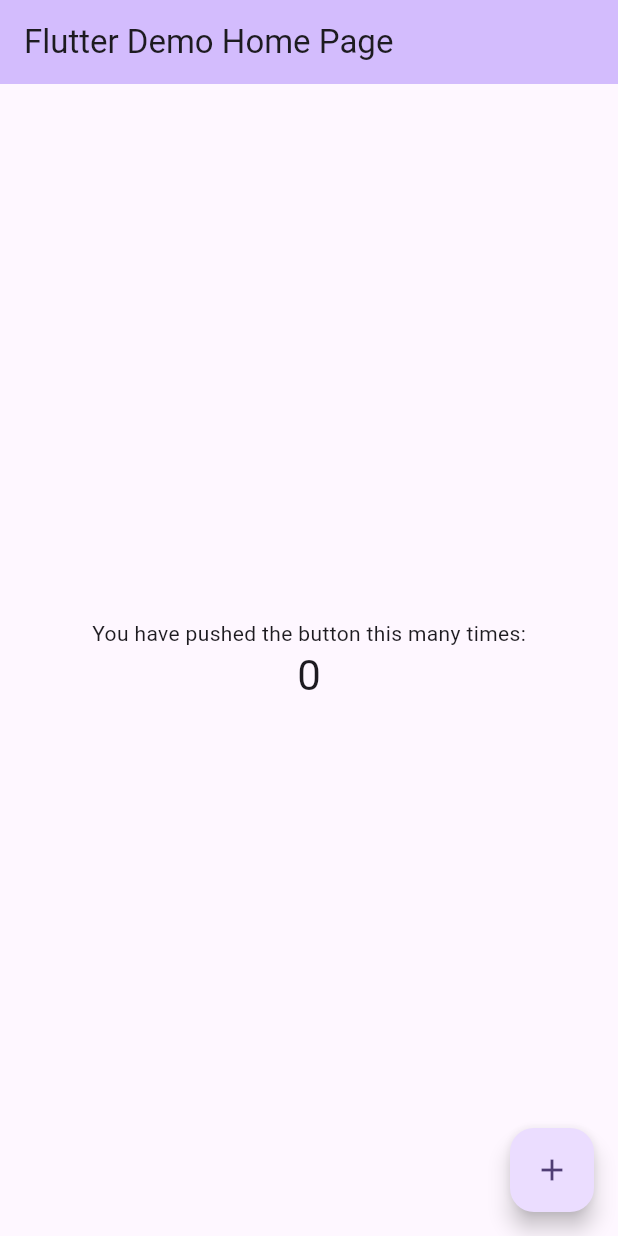
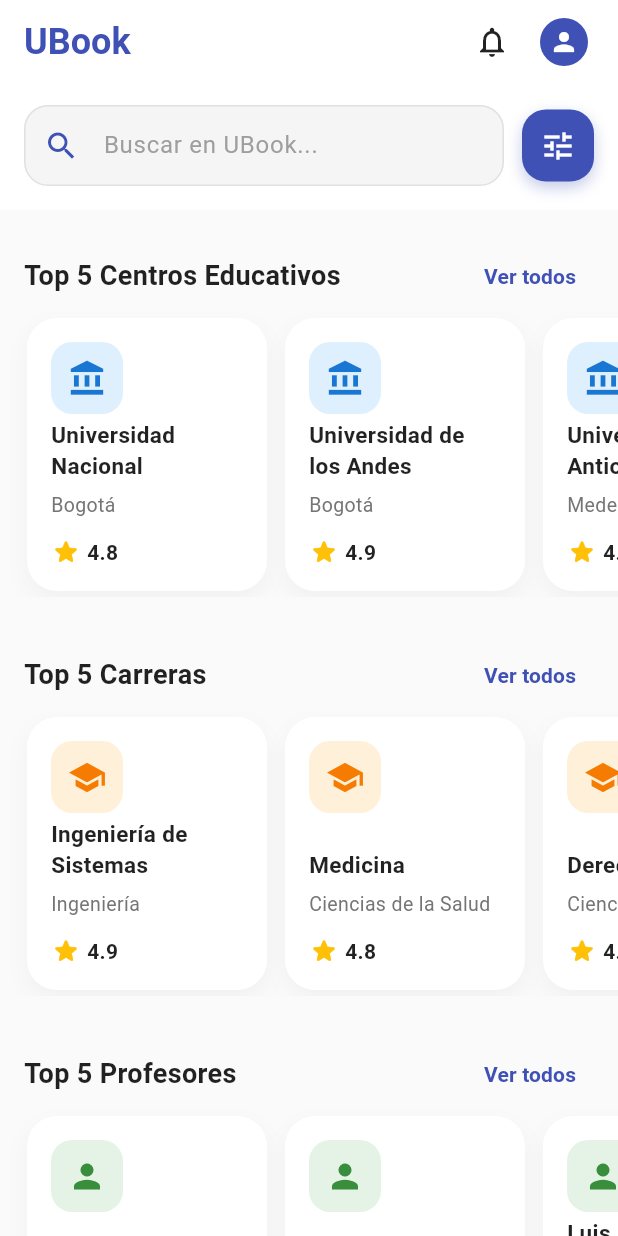
Before and after one commit to Migue1409-KP/ubook_app, a Flutter app: the screen it shows after launch, on a phone screen of 412 x 824 dp. Run offline on Flutter 3.47's test engine with Material 3 defaults, Android fonts, the phone set to English and light mode, and no system bars.

Commit message:
feat(dashboard): Implement Dashboard view with filtering and top items display

```diff
--- a/lib/main.dart
+++ b/lib/main.dart
@@ -1,4 +1,5 @@
 import 'package:flutter/material.dart';
+import 'view/dashboard/dashboard_view.dart';
 
 void main() {
   runApp(const MyApp());
@@ -7,116 +8,16 @@ void main() {
 class MyApp extends StatelessWidget {
   const MyApp({super.key});
 
-  // This widget is the root of your application.
   @override
   Widget build(BuildContext context) {
     return MaterialApp(
-      title: 'Flutter Demo',
+      title: 'UBook',
+      debugShowCheckedModeBanner: false,
       theme: ThemeData(
-        // This is the theme of your application.
-        //
-        // TRY THIS: Try running your application with "flutter run". You'll see
-        // the application has a purple toolbar. Then, without quitting the app,
-        // try changing the seedColor in the colorScheme below to Colors.green
-        // and then invoke "hot reload" (save your changes or press the "hot
-        // reload" button in a Flutter-supported IDE, or press "r" if you used
-        // the command line to start the app).
-        //
-        // Notice that the counter didn't reset back to zero; the application
-        // state is not lost during the reload. To reset the state, use hot
-        // restart instead.
-        //
-        // This works for code too, not just values: Most code changes can be
-        // tested with just a hot reload.
-        colorScheme: .fromSeed(seedColor: Colors.deepPurple),
+        colorScheme: ColorScheme.fromSeed(seedColor: Colors.indigo),
+        useMaterial3: true,
       ),
-      home: const MyHomePage(title: 'Flutter Demo Home Page'),
+      home: const DashboardView(),
     );
   }
 }
-
-class MyHomePage extends StatefulWidget {
-  const MyHomePage({super.key, required this.title});
-
-  // This widget is the home page of your application. It is stateful, meaning
-  // that it has a State object (defined below) that contains fields that affect
-  // how it looks.
-
-  // This class is the configuration for the state. It holds the values (in this
-  // case the title) provided by the parent (in this case the App widget) and
-  // used by the build method of the State. Fields in a Widget subclass are
-  // always marked "final".
-
-  final String title;
-
-  @override
-  State<MyHomePage> createState() => _MyHomePageState();
-}
-
-class _MyHomePageState extends State<MyHomePage> {
-  int _counter = 0;
-
-  void _incrementCounter() {
-    setState(() {
-      // This call to setState tells the Flutter framework that something has
-      // changed in this State, which causes it to rerun the build method below
-      // so that the display can reflect the updated values. If we changed
-      // _counter without calling setState(), then the build method would not be
-      // called again, and so nothing would appear to happen.
-      _counter++;
-    });
-  }
-
-  @override
-  Widget build(BuildContext context) {
-    // This method is rerun every time setState is called, for instance as done
-    // by the _incrementCounter method above.
-    //
-    // The Flutter framework has been optimized to make rerunning build methods
-    // fast, so that you can just rebuild anything that needs updating rather
-    // than having to individually change instances of widgets.
-    return Scaffold(
-      appBar: AppBar(
-        // TRY THIS: Try changing the color here to a specific color (to
-        // Colors.amber, perhaps?) and trigger a hot reload to see the AppBar
-        // change color while the other colors stay the same.
-        backgroundColor: Theme.of(context).colorScheme.inversePrimary,
-        // Here we take the value from the MyHomePage object that was created by
-        // the App.build method, and use it to set our appbar title.
-        title: Text(widget.title),
-      ),
-      body: Center(
-        // Center is a layout widget. It takes a single child and positions it
-        // in the middle of the parent.
-        child: Column(
-          // Column is also a layout widget. It takes a list of children and
-          // arranges them vertically. By default, it sizes itself to fit its
-          // children horizontally, and tries to be as tall as its parent.
-          //
-          // Column has various properties to control how it sizes itself and
-          // how it positions its children. Here we use mainAxisAlignment to
-          // center the children vertically; the main axis here is the vertical
-          // axis because Columns are vertical (the cross axis would be
-          // horizontal).
-          //
-          // TRY THIS: Invoke "debug painting" (choose the "Toggle Debug Paint"
-          // action in the IDE, or press "p" in the console), to see the
-          // wireframe for each widget.
-          mainAxisAlignment: .center,
-          children: [
-            const Text('You have pushed the button this many times:'),
-            Text(
-              '$_counter',
-              style: Theme.of(context).textTheme.headlineMedium,
-            ),
-          ],
-        ),
-      ),
-      floatingActionButton: FloatingActionButton(
-        onPressed: _incrementCounter,
-        tooltip: 'Increment',
-        child: const Icon(Icons.add),
-      ),
-    );
-  }
-}
--- /dev/null
+++ b/lib/view/dashboard/dashboard_view.dart
@@ -0,0 +1,178 @@
+import 'package:flutter/material.dart';
+import '../../view_model/dashboard_view_model.dart';
+import '../../widgets/dashboard_app_bar.dart';
+import '../../widgets/top_items_carousel.dart';
+
+class DashboardView extends StatefulWidget {
+  const DashboardView({super.key});
+
+  @override
+  State<DashboardView> createState() => _DashboardViewState();
+}
+
+class _DashboardViewState extends State<DashboardView> {
+  final DashboardViewModel _viewModel = DashboardViewModel();
+
+  @override
+  void initState() {
+    super.initState();
+    _viewModel.addListener(() {
+      setState(() {});
+    });
+  }
+
+  @override
+  void dispose() {
+    _viewModel.dispose();
+    super.dispose();
+  }
+
+  @override
+  Widget build(BuildContext context) {
+    return Scaffold(
+      backgroundColor: Colors.grey[50],
+      appBar: DashboardAppBar(
+        selectedFilter: _viewModel.selectedFilter,
+        filterOptions: _viewModel.filterOptions,
+        onFilterChanged: _viewModel.setFilter,
+      ),
+      body: SingleChildScrollView(
+        physics: const BouncingScrollPhysics(),
+        child: Padding(
+          padding: const EdgeInsets.symmetric(vertical: 20.0),
+          child: Column(
+            crossAxisAlignment: CrossAxisAlignment.start,
+            children: [
+              // Top Centros Educativos
+              TopItemsCarousel(
+                title: 'Top 5 Centros Educativos',
+                onSeeAll: () {
+                  // TODO: Navigate to all centers
+                },
+                items: _viewModel.topCenters,
+                itemBuilder: (item) => _buildCard(
+                  title: item['name'],
+                  subtitle: item['location'],
+                  rating: item['rating'],
+                  icon: Icons.account_balance,
+                  color: Colors.blue,
+                ),
+              ),
+              const SizedBox(height: 28),
+
+              // Top Carreras
+              TopItemsCarousel(
+                title: 'Top 5 Carreras',
+                onSeeAll: () {
+                  // TODO: Navigate to all careers
+                },
+                items: _viewModel.topCareers,
+                itemBuilder: (item) => _buildCard(
+                  title: item['name'],
+                  subtitle: item['faculty'],
+                  rating: item['rating'],
+                  icon: Icons.school,
+                  color: Colors.orange,
+                ),
+              ),
+              const SizedBox(height: 28),
+
+              // Top Profesores
+              TopItemsCarousel(
+                title: 'Top 5 Profesores',
+                onSeeAll: () {
+                  // TODO: Navigate to all teachers
+                },
+                items: _viewModel.topTeachers,
+                itemBuilder: (item) => _buildCard(
+                  title: item['name'],
+                  subtitle: item['subject'],
+                  rating: item['rating'],
+                  icon: Icons.person,
+                  color: Colors.green,
+                ),
+              ),
+              const SizedBox(height: 28),
+            ],
+          ),
+        ),
+      ),
+    );
+  }
+
+  Widget _buildCard({
+    required String title,
+    required String subtitle,
+    required double rating,
+    required IconData icon,
+    required MaterialColor color,
+  }) {
+    return Container(
+      width: 160,
+      decoration: BoxDecoration(
+        color: Colors.white,
+        borderRadius: BorderRadius.circular(20),
+        boxShadow: [
+          BoxShadow(
+            color: Colors.black.withOpacity(0.04),
+            blurRadius: 12,
+            offset: const Offset(0, 6),
+          ),
+        ],
+      ),
+      child: Padding(
+        padding: const EdgeInsets.all(16.0),
+        child: Column(
+          crossAxisAlignment: CrossAxisAlignment.start,
+          children: [
+            Container(
+              height: 48,
+              width: 48,
+              decoration: BoxDecoration(
+                color: color.withOpacity(0.15),
+                borderRadius: BorderRadius.circular(14),
+              ),
+              child: Icon(icon, color: color.shade700, size: 26),
+            ),
+            const Spacer(),
+            Text(
+              title,
+              style: const TextStyle(
+                fontWeight: FontWeight.bold,
+                fontSize: 15,
+                color: Colors.black87,
+              ),
+              maxLines: 2,
+              overflow: TextOverflow.ellipsis,
+            ),
+            const SizedBox(height: 6),
+            Text(
+              subtitle,
+              style: TextStyle(
+                color: Colors.grey[600],
+                fontSize: 13,
+              ),
+              maxLines: 1,
+              overflow: TextOverflow.ellipsis,
+            ),
+            const SizedBox(height: 12),
+            Row(
+              children: [
+                const Icon(Icons.star_rounded, color: Colors.amber, size: 20),
+                const SizedBox(width: 4),
+                Text(
+                  rating.toString(),
+                  style: const TextStyle(
+                    fontWeight: FontWeight.bold,
+                    fontSize: 14,
+                    color: Colors.black87,
+                  ),
+                ),
+              ],
+            ),
+          ],
+        ),
+      ),
+    );
+  }
+}
--- /dev/null
+++ b/lib/view_model/dashboard_view_model.dart
@@ -0,0 +1,44 @@
+import 'package:flutter/material.dart';
+
+class DashboardViewModel extends ChangeNotifier {
+  // Dummy data for Top 5 Educational Centers
+  final List<Map<String, dynamic>> topCenters = [
+    {'name': 'Universidad Nacional', 'location': 'Bogotá', 'rating': 4.8},
+    {'name': 'Universidad de los Andes', 'location': 'Bogotá', 'rating': 4.9},
+    {'name': 'Universidad de Antioquia', 'location': 'Medellín', 'rating': 4.7},
+    {'name': 'Universidad del Valle', 'location': 'Cali', 'rating': 4.6},
+    {'name': 'Pontificia Universidad Javeriana', 'location': 'Bogotá', 'rating': 4.8},
+  ];
+
+  // Dummy data for Top 5 Careers
+  final List<Map<String, dynamic>> topCareers = [
+    {'name': 'Ingeniería de Sistemas', 'faculty': 'Ingeniería', 'rating': 4.9},
+    {'name': 'Medicina', 'faculty': 'Ciencias de la Salud', 'rating': 4.8},
+    {'name': 'Derecho', 'faculty': 'Ciencias Jurídicas', 'rating': 4.7},
+    {'name': 'Administración de Empresas', 'faculty': 'Ciencias Económicas', 'rating': 4.6},
+    {'name': 'Psicología', 'faculty': 'Ciencias Humanas', 'rating': 4.8},
+  ];
+
+  // Dummy data for Top 5 Teachers
+  final List<Map<String, dynamic>> topTeachers = [
+    {'name': 'Carlos Rodríguez', 'subject': 'Cálculo Multivariado', 'rating': 4.9},
+    {'name': 'Ana María Gómez', 'subject': 'Física Mecánica', 'rating': 4.8},
+    {'name': 'Luis Fernando Pérez', 'subject': 'Programación Orientada a Objetos', 'rating': 4.7},
+    {'name': 'María Fernanda López', 'subject': 'Bases de Datos', 'rating': 4.9},
+    {'name': 'Jorge Ramírez', 'subject': 'Estructuras de Datos', 'rating': 4.6},
+  ];
+
+  // Search and Filter state
+  String selectedFilter = 'Centro Educativo';
+  final List<String> filterOptions = [
+    'Centro Educativo',
+    'Carrera',
+    'Materia',
+    'Profesor'
+  ];
+
+  void setFilter(String filter) {
+    selectedFilter = filter;
+    notifyListeners();
+  }
+}
--- /dev/null
+++ b/lib/widgets/dashboard_app_bar.dart
@@ -0,0 +1,196 @@
+import 'package:flutter/material.dart';
+
+class DashboardAppBar extends StatelessWidget implements PreferredSizeWidget {
+  final String selectedFilter;
+  final List<String> filterOptions;
+  final Function(String) onFilterChanged;
+
+  const DashboardAppBar({
+    super.key,
+    required this.selectedFilter,
+    required this.filterOptions,
+    required this.onFilterChanged,
+  });
+
+  @override
+  Widget build(BuildContext context) {
+    return AppBar(
+      elevation: 0,
+      backgroundColor: Colors.white,
+      foregroundColor: Colors.black87,
+      title: const Text(
+        'UBook',
+        style: TextStyle(
+          fontWeight: FontWeight.bold,
+          color: Colors.indigo,
+          fontSize: 24,
+        ),
+      ),
+      actions: [
+        IconButton(
+          icon: const Icon(Icons.notifications_outlined, color: Colors.black87),
+          onPressed: () {
+            // TODO: Show notifications
+          },
+        ),
+        PopupMenuButton<String>(
+          offset: const Offset(0, 45),
+          shape: RoundedRectangleBorder(
+            borderRadius: BorderRadius.circular(12),
+          ),
+          icon: const CircleAvatar(
+            radius: 16,
+            backgroundColor: Colors.indigo,
+            child: Icon(Icons.person, size: 20, color: Colors.white),
+          ),
+          onSelected: (value) {
+            // TODO: Handle action
+          },
+          itemBuilder: (BuildContext context) {
+            return [
+              const PopupMenuItem(
+                value: 'profile',
+                child: Row(
+                  children: [
+                    Icon(Icons.person_outline, color: Colors.indigo, size: 20),
+                    SizedBox(width: 12),
+                    Text('Mi Perfil'),
+                  ],
+                ),
+              ),
+              const PopupMenuItem(
+                value: 'users',
+                child: Row(
+                  children: [
+                    Icon(Icons.manage_accounts_outlined, color: Colors.indigo, size: 20),
+                    SizedBox(width: 12),
+                    Text('Administrar Usuarios'),
+                  ],
+                ),
+              ),
+              const PopupMenuItem(
+                value: 'pqrs',
+                child: Row(
+                  children: [
+                    Icon(Icons.support_agent_outlined, color: Colors.indigo, size: 20),
+                    SizedBox(width: 12),
+                    Text('PQRS'),
+                  ],
+                ),
+              ),
+            ];
+          },
+        ),
+        const SizedBox(width: 12),
+      ],
+      bottom: PreferredSize(
+        preferredSize: const Size.fromHeight(80),
+        child: Padding(
+          padding: const EdgeInsets.fromLTRB(16, 8, 16, 16),
+          child: Row(
+            children: [
+              Expanded(
+                child: Container(
+                  decoration: BoxDecoration(
+                    color: Colors.grey[100],
+                    borderRadius: BorderRadius.circular(16),
+                    border: Border.all(color: Colors.grey[300]!),
+                  ),
+                  child: TextField(
+                    decoration: InputDecoration(
+                      hintText: 'Buscar en UBook...',
+                      hintStyle: TextStyle(color: Colors.grey[500]),
+                      prefixIcon: const Icon(Icons.search, color: Colors.indigo),
+                      border: InputBorder.none,
+                      contentPadding: const EdgeInsets.symmetric(vertical: 14),
+                    ),
+                  ),
+                ),
+              ),
+              const SizedBox(width: 12),
+              Container(
+                decoration: BoxDecoration(
+                  color: Colors.indigo,
+                  borderRadius: BorderRadius.circular(16),
+                  boxShadow: [
+                    BoxShadow(
+                      color: Colors.indigo.withOpacity(0.3),
+                      blurRadius: 8,
+                      offset: const Offset(0, 4),
+                    ),
+                  ],
+                ),
+                child: IconButton(
+                  icon: const Icon(Icons.tune, color: Colors.white),
+                  onPressed: () {
+                    _showFilterBottomSheet(context);
+                  },
+                ),
+              ),
+            ],
+          ),
+        ),
+      ),
+    );
+  }
+
+  void _showFilterBottomSheet(BuildContext context) {
+    showModalBottomSheet(
+      context: context,
+      shape: const RoundedRectangleBorder(
+        borderRadius: BorderRadius.vertical(top: Radius.circular(24)),
+      ),
+      builder: (context) {
+        return Padding(
+          padding: const EdgeInsets.all(24.0),
+          child: Column(
+            mainAxisSize: MainAxisSize.min,
+            crossAxisAlignment: CrossAxisAlignment.start,
+            children: [
+              Row(
+                mainAxisAlignment: MainAxisAlignment.spaceBetween,
+                children: [
+                  const Text(
+                    'Filtrar búsqueda por:',
+                    style: TextStyle(
+                      fontSize: 20,
+                      fontWeight: FontWeight.bold,
+                      color: Colors.black87,
+                    ),
+                  ),
+                  IconButton(
+                    icon: const Icon(Icons.close),
+                    onPressed: () => Navigator.pop(context),
+                  ),
+                ],
+              ),
+              const SizedBox(height: 16),
+              ...filterOptions.map((option) {
+                return RadioListTile<String>(
+                  title: Text(
+                    option,
+                    style: const TextStyle(fontSize: 16),
+                  ),
+                  value: option,
+                  groupValue: selectedFilter,
+                  activeColor: Colors.indigo,
+                  contentPadding: EdgeInsets.zero,
+                  onChanged: (value) {
+                    if (value != null) {
+                      onFilterChanged(value);
+                      Navigator.pop(context);
+                    }
+                  },
+                );
+              }),
+              const SizedBox(height: 20),
+            ],
+          ),
+        );
+      },
+    );
+  }
+
+  @override
+  Size get preferredSize => const Size.fromHeight(140);
+}
--- /dev/null
+++ b/lib/widgets/top_items_carousel.dart
@@ -0,0 +1,65 @@
+import 'package:flutter/material.dart';
+
+class TopItemsCarousel extends StatelessWidget {
+  final String title;
+  final VoidCallback onSeeAll;
+  final List<Map<String, dynamic>> items;
+  final Widget Function(Map<String, dynamic>) itemBuilder;
+
+  const TopItemsCarousel({
+    super.key,
+    required this.title,
+    required this.onSeeAll,
+    required this.items,
+    required this.itemBuilder,
+  });
+
+  @override
+  Widget build(BuildContext context) {
+    return Column(
+      crossAxisAlignment: CrossAxisAlignment.start,
+      children: [
+        Padding(
+          padding: const EdgeInsets.symmetric(horizontal: 16.0),
+          child: Row(
+            mainAxisAlignment: MainAxisAlignment.spaceBetween,
+            children: [
+              Text(
+                title,
+                style: const TextStyle(
+                  fontSize: 18,
+                  fontWeight: FontWeight.bold,
+                  color: Colors.black87,
+                ),
+              ),
+              TextButton(
+                onPressed: onSeeAll,
+                style: TextButton.styleFrom(
+                  foregroundColor: Colors.indigo,
+                ),
+                child: const Text(
+                  'Ver todos',
+                  style: TextStyle(fontWeight: FontWeight.w600),
+                ),
+              ),
+            ],
+          ),
+        ),
+        SizedBox(
+          height: 190,
+          child: ListView.builder(
+            scrollDirection: Axis.horizontal,
+            padding: const EdgeInsets.symmetric(horizontal: 12.0),
+            itemCount: items.length,
+            itemBuilder: (context, index) {
+              return Padding(
+                padding: const EdgeInsets.symmetric(horizontal: 6.0, vertical: 4.0),
+                child: itemBuilder(items[index]),
+              );
+            },
+          ),
+        ),
+      ],
+    );
+  }
+}
```
